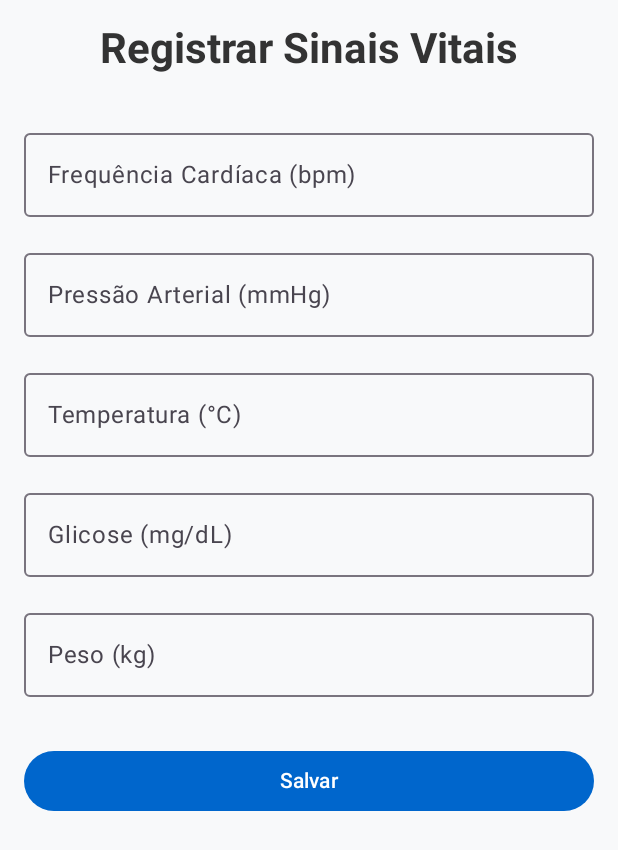
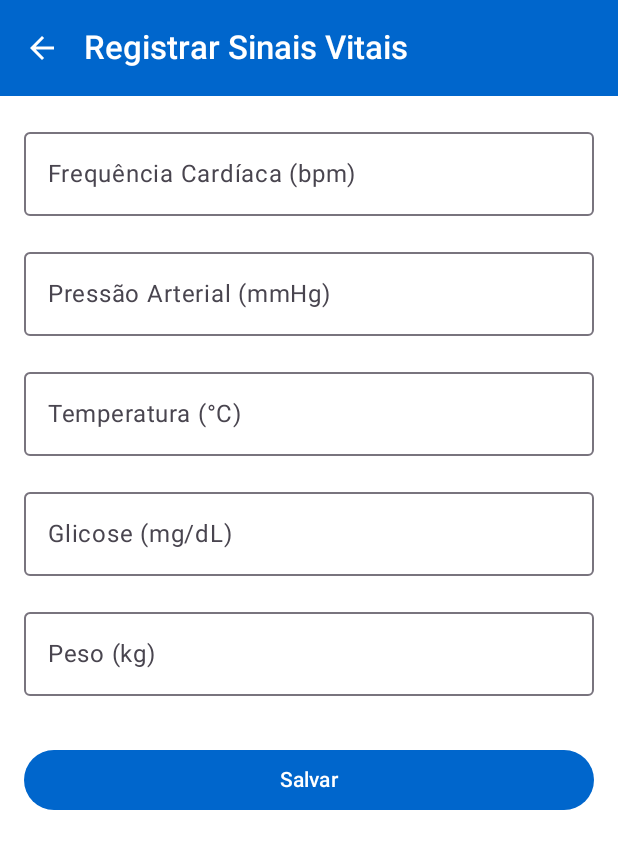
Before and after one commit to gabriel-asafe/AppMobile, an Android app built with Jetpack Compose: the composable LogVitalsScreen called with empty values, on a phone screen of 412 x 824 dp. Shown: the top 850 px of the screen. Run offline under Robolectric (Android 15) with nearby library versions, the phone set to English and light mode, and no system bars; our stand-ins replace Firebase (no records; nobody signed in at launch, a user with empty details on screens opened directly).

Commit message:
feat: Refatora a UI com TopAppBar e corrige bugs

```diff
--- a/app/src/main/java/com/example/saudeconectada/ui/screens/LogVitalsScreen.kt
+++ b/app/src/main/java/com/example/saudeconectada/ui/screens/LogVitalsScreen.kt
@@ -1,7 +1,10 @@
 package com.example.saudeconectada.ui.screens
 
 import androidx.compose.foundation.layout.*
+import androidx.compose.foundation.lazy.LazyColumn
 import androidx.compose.foundation.text.KeyboardOptions
+import androidx.compose.material.icons.Icons
+import androidx.compose.material.icons.filled.ArrowBack
 import androidx.compose.material3.*
 import androidx.compose.runtime.*
 import androidx.compose.ui.Alignment
@@ -11,9 +14,11 @@ import androidx.compose.ui.unit.dp
 import androidx.lifecycle.viewmodel.compose.viewModel
 import androidx.navigation.NavController
 import com.example.saudeconectada.data.model.Vital
+import com.example.saudeconectada.ui.theme.SaudeConectadaTheme
 import com.example.saudeconectada.ui.viewmodels.LogVitalsUiState
 import com.example.saudeconectada.ui.viewmodels.LogVitalsViewModel
 
+@OptIn(ExperimentalMaterial3Api::class)
 @Composable
 fun LogVitalsScreen(
     navController: NavController,
@@ -29,21 +34,18 @@ fun LogVitalsScreen(
     var glucose by remember { mutableStateOf("") }
     var weight by remember { mutableStateOf("") }
 
-    // Effect to load the vital data when vitalId is present
     LaunchedEffect(vitalId) {
         if (vitalId != null) {
             viewModel.loadVital(vitalId)
         } else {
-            viewModel.resetState() // Clear previous data if creating a new vital
+            viewModel.resetState()
         }
     }
 
-    // Effect to populate fields and handle navigation
     LaunchedEffect(uiState) {
         val state = uiState
         if (state is LogVitalsUiState.Success) {
             if (state.vital != null) {
-                // Populate fields for editing
                 state.vital.let {
                     heartRate = it.heartRate.toString()
                     bloodPressure = it.bloodPressure
@@ -53,23 +55,40 @@ fun LogVitalsScreen(
                 }
             }
             if (state.isSaved) {
-                // Signal previous screen and navigate back
                 navController.previousBackStackEntry?.savedStateHandle?.set("vitals_updated", true)
                 navController.popBackStack()
-                viewModel.resetState() // Reset state after navigation
+                viewModel.resetState()
             }
         }
     }
 
-    Column(
-        modifier = Modifier
-            .fillMaxSize()
-            .padding(16.dp),
+    SaudeConectadaTheme {
+        Scaffold(
+            topBar = {
+                TopAppBar(
+                    title = { Text(if (vitalId == null) "Registrar Sinais Vitais" else "Editar Sinais Vitais") },
+                    navigationIcon = {
+                        IconButton(onClick = { navController.popBackStack() }) {
+                            Icon(Icons.Default.ArrowBack, contentDescription = "Voltar")
+                        }
+                    },
+                    colors = TopAppBarDefaults.topAppBarColors(
+                        containerColor = MaterialTheme.colorScheme.primary,
+                        titleContentColor = MaterialTheme.colorScheme.onPrimary,
+                        navigationIconContentColor = MaterialTheme.colorScheme.onPrimary
+                    )
+                )
+            }
+        ) {
+            Surface(
+                modifier = Modifier.fillMaxSize().padding(it)
+            ) {
+                LazyColumn(
+                    modifier = Modifier.fillMaxSize(),
+                    contentPadding = PaddingValues(16.dp),
                     horizontalAlignment = Alignment.CenterHorizontally
                 ) {
-        Text(if (vitalId == null) "Registrar Sinais Vitais" else "Editar Sinais Vitais", style = MaterialTheme.typography.headlineMedium)
-        Spacer(modifier = Modifier.height(32.dp))
-
+                    item {
                         OutlinedTextField(value = heartRate, onValueChange = { heartRate = it }, label = { Text("Frequência Cardíaca (bpm)") }, keyboardOptions = KeyboardOptions(keyboardType = KeyboardType.Number), modifier = Modifier.fillMaxWidth())
                         Spacer(modifier = Modifier.height(16.dp))
 
@@ -88,7 +107,7 @@ fun LogVitalsScreen(
                         Button(
                             onClick = {
                                 val vital = Vital(
-                    id = vitalId ?: "", // Pass the ID if we are editing
+                                    id = vitalId ?: "",
                                     patientId = patientId,
                                     heartRate = heartRate.toIntOrNull() ?: 0,
                                     bloodPressure = bloodPressure,
@@ -117,3 +136,7 @@ fun LogVitalsScreen(
                         }
                     }
                 }
+            }
+        }
+    }
+}
```
Also changed, not shown: app/src/main/java/com/example/saudeconectada/ui/screens/DoctorDashboardScreen.kt (+51 -48 lines), app/src/main/java/com/example/saudeconectada/ui/screens/PatientDashboardScreen.kt (+143 -162 lines), app/src/main/java/com/example/saudeconectada/ui/screens/PatientVitalsScreen.kt (+35 -11 lines). Lines whose indentation alone changed are shown as unchanged.
